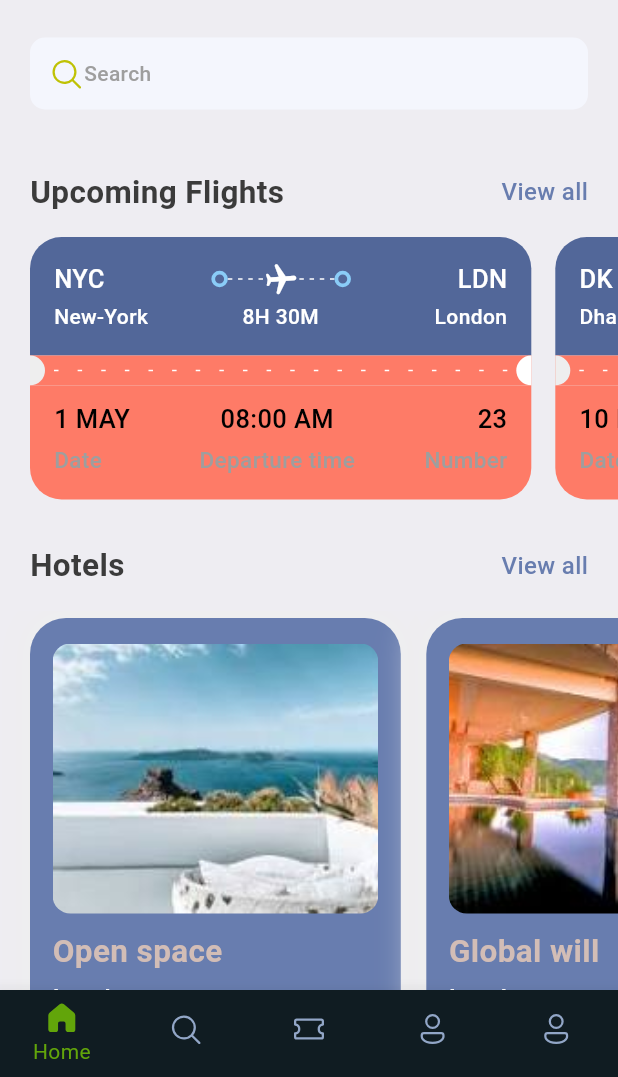
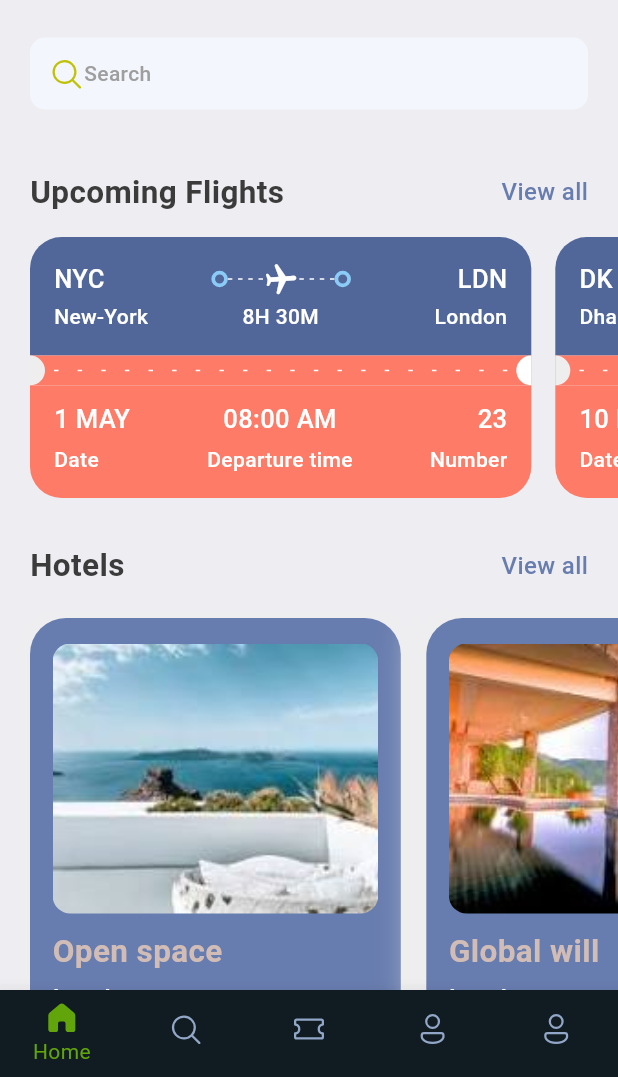
Before and after one commit to bolexy1/flutter, a Flutter app: the screen it shows after launch, on a phone screen of 412 x 824 dp, the part 159-1236 px from its top. Run offline on Flutter 3.47's test engine with Material 3 defaults, Android fonts, the light colour scheme and no system bars; our stand-ins replace barcode_widget, fluentui_icons, gap, get.

Commit message:
ticket_page completed

```diff
--- a/lib/screens/ticket_screen.dart
+++ b/lib/screens/ticket_screen.dart
@@ -139,10 +139,10 @@ class TicketView extends StatelessWidget {
                   Row(
                     mainAxisAlignment: MainAxisAlignment.spaceBetween,
                     children: [
-                      AppColumnLayout(firstText: ticket['date'],  secondText: "Date", alignment: CrossAxisAlignment.start, isColor: false),
-                      AppColumnLayout(firstText: ticket["deperture_time"],  secondText: "Departure time", alignment: CrossAxisAlignment.center, isColor: false),
+                      AppColumnLayout(firstText: ticket['date'],  secondText: "Date", alignment: CrossAxisAlignment.start, isColor: isColor),
+                      AppColumnLayout(firstText: ticket["deperture_time"],  secondText: "Departure time", alignment: CrossAxisAlignment.center, isColor: isColor),
 
-                      AppColumnLayout(firstText: ticket["number"], secondText: "Number", alignment: CrossAxisAlignment.end, isColor: false),
+                      AppColumnLayout(firstText: ticket["number"], secondText: "Number", alignment: CrossAxisAlignment.end, isColor: isColor),
 
 
                     ],
```
Also changed, not shown: lib/screens/ticket.dart (+62 -0 lines), pubspec.yaml (line endings or trailing spaces).
